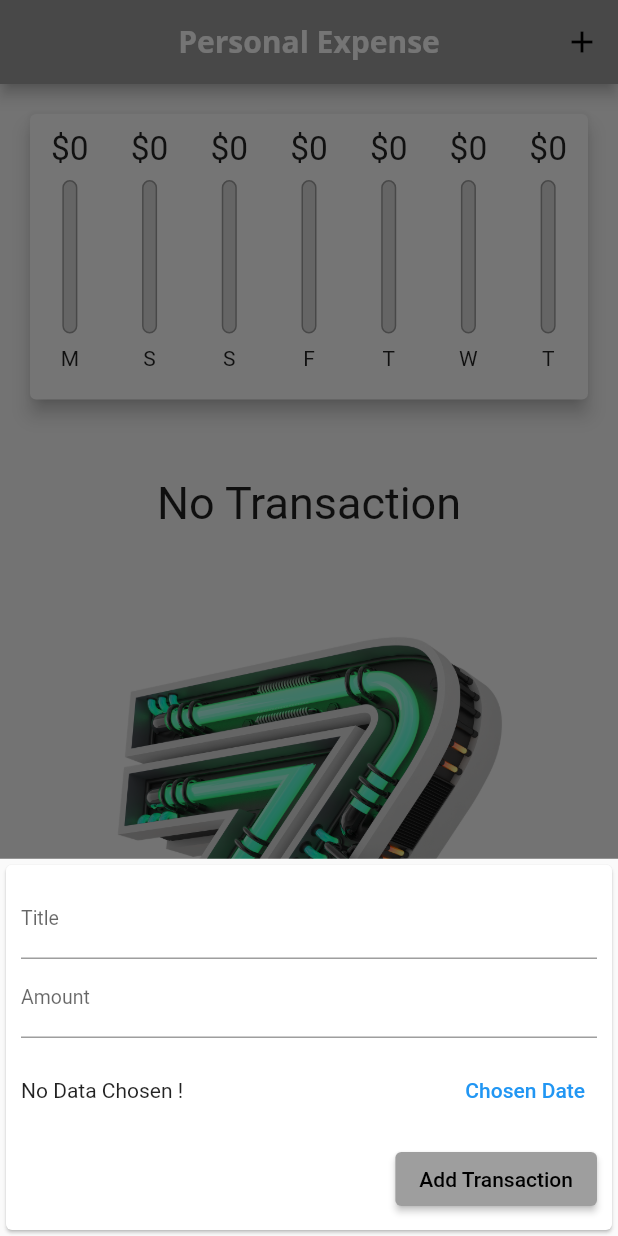
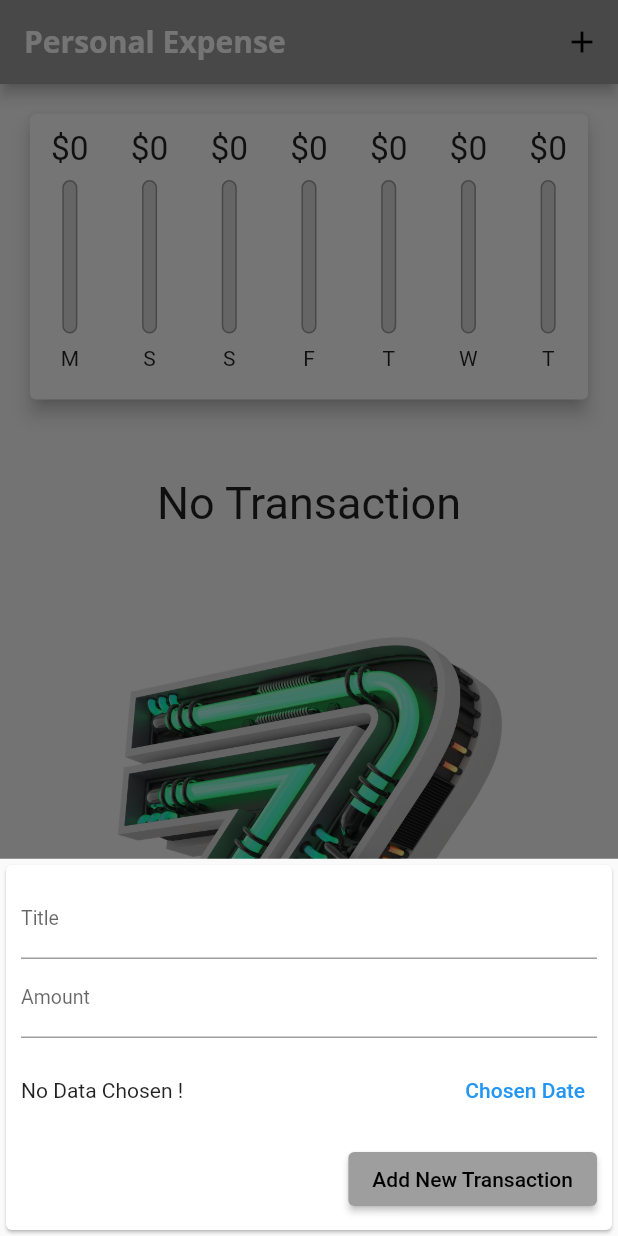
Before and after one commit to msarifin29/expense_app, a Flutter app: the screen it shows after launch, after a tap on the "add" icon, on a phone screen of 412 x 824 dp. Run offline on Flutter 3.47's test engine with Material 2 defaults, Android fonts, the phone set to English and light mode, and no system bars; Roboto replaces fonts that are missing (Quicksand).

Commit message:
add cupertinoApp

```diff
--- a/lib/main.dart
+++ b/lib/main.dart
@@ -2,6 +2,7 @@ import 'dart:io';
 
 import 'package:expense_app/widgets/chart.dart';
 import 'package:expense_app/widgets/new_transaction.dart';
+import 'package:flutter/cupertino.dart';
 
 import 'package:flutter/material.dart';
 import './models/transaction.dart';
@@ -16,7 +17,27 @@ class MyApp extends StatelessWidget {
 
   @override
   Widget build(BuildContext context) {
-    return MaterialApp(
+    return Platform.isIOS
+        ? const CupertinoApp(
+            theme: CupertinoThemeData(
+                textTheme: CupertinoTextThemeData(
+                    tabLabelTextStyle: TextStyle(
+                        fontFamily: 'OpenSans',
+                        fontSize: 18,
+                        fontWeight: FontWeight.bold),
+                    navActionTextStyle: TextStyle(
+                        fontFamily: 'Quicksand',
+                        fontSize: 13,
+                        color: Colors.grey),
+                    navLargeTitleTextStyle: TextStyle(
+                        fontFamily: 'OpenSans',
+                        fontSize: 20,
+                        fontWeight: FontWeight.bold)),
+                primaryColor: Colors.grey,
+                primaryContrastingColor: Colors.amber),
+            home: ExpenseApp(),
+          )
+        : MaterialApp(
             debugShowCheckedModeBanner: false,
             theme: ThemeData(
                 textTheme: const TextTheme(
@@ -25,7 +46,9 @@ class MyApp extends StatelessWidget {
                       fontSize: 18,
                       fontWeight: FontWeight.bold),
                   subtitle1: TextStyle(
-                fontFamily: 'Quicksand', fontSize: 13, color: Colors.grey),
+                      fontFamily: 'Quicksand',
+                      fontSize: 13,
+                      color: Colors.grey),
                 ),
                 appBarTheme: const AppBarTheme(
                     titleTextStyle: TextStyle(
@@ -86,12 +109,28 @@ class _ExpenseAppState extends State<ExpenseApp> {
     final mediQuery = MediaQuery.of(context);
     final isLandscape = mediQuery.orientation == Orientation.landscape;
 
-    final appBar = AppBar(
+    final PreferredSizeWidget appBar;
+    if (Platform.isIOS) {
+      appBar = CupertinoNavigationBar(
+        middle: const Text(
+          'Personal Expense',
+          style: TextStyle(fontFamily: 'OpenSans'),
+        ),
+        trailing: Row(
+          children: [
+            GestureDetector(
+              onTap: () => _startNewTransaction(context),
+              child: const Icon(CupertinoIcons.add),
+            )
+          ],
+        ),
+      );
+    } else {
+      appBar = AppBar(
         title: const Text(
           'Personal Expense',
           style: TextStyle(fontFamily: 'OpenSans'),
         ),
-      centerTitle: true,
         actions: [
           IconButton(
             icon: const Icon(Icons.add),
@@ -99,6 +138,7 @@ class _ExpenseAppState extends State<ExpenseApp> {
           )
         ],
       );
+    }
 
     final txListWidget = SizedBox(
       height: (mediQuery.size.height - appBar.preferredSize.height) * 0.7,
@@ -108,9 +148,7 @@ class _ExpenseAppState extends State<ExpenseApp> {
       ),
     );
 
-    return Scaffold(
-      appBar: appBar,
-      body: SingleChildScrollView(
+    final pageBody = SingleChildScrollView(
         child: Column(
       children: [
         if (isLandscape)
@@ -146,14 +184,23 @@ class _ExpenseAppState extends State<ExpenseApp> {
                       0.7)
               : txListWidget,
       ],
-      )),
+    ));
+
+    return Platform.isIOS
+        ? CupertinoPageScaffold(
+            child: pageBody,
+          )
+        : Scaffold(
+            appBar: appBar,
+            body: pageBody,
             floatingActionButton: Platform.isIOS
                 ? Container()
                 : FloatingActionButton(
                     enableFeedback: true,
                     child: const Icon(Icons.add),
                     onPressed: () => _startNewTransaction(context)),
-      floatingActionButtonLocation: FloatingActionButtonLocation.centerFloat,
+            floatingActionButtonLocation:
+                FloatingActionButtonLocation.centerFloat,
           );
   }
 }
--- /dev/null
+++ b/lib/widgets/adaptive_button.dart
@@ -0,0 +1,16 @@
+import 'dart:io';
+import 'package:flutter/cupertino.dart';
+import 'package:flutter/material.dart';
+
+class AdaptiveButton extends StatelessWidget {
+  const AdaptiveButton({required this.text, required this.handler, Key? key})
+      : super(key: key);
+  final String text;
+  final VoidCallback handler;
+  @override
+  Widget build(BuildContext context) {
+    return Platform.isIOS
+        ? CupertinoButton(child: Text(text), onPressed: handler)
+        : ElevatedButton(onPressed: handler, child: Text(text));
+  }
+}
--- a/lib/widgets/new_transaction.dart
+++ b/lib/widgets/new_transaction.dart
@@ -1,3 +1,4 @@
+import 'package:expense_app/widgets/adaptive_button.dart';
 import 'package:flutter/material.dart';
 import 'package:intl/intl.dart';
 
@@ -84,11 +85,8 @@ class _NewTransactionState extends State<NewTransaction> {
                 ],
               ),
             ),
-            ElevatedButton(
-                onPressed: addNewTransaction,
-                child: const Text(
-                  'Add Transaction',
-                )),
+            AdaptiveButton(
+                text: 'Add New Transaction', handler: addNewTransaction)
           ]),
         ),
       ),
```
Lines whose indentation alone changed are shown as unchanged.
